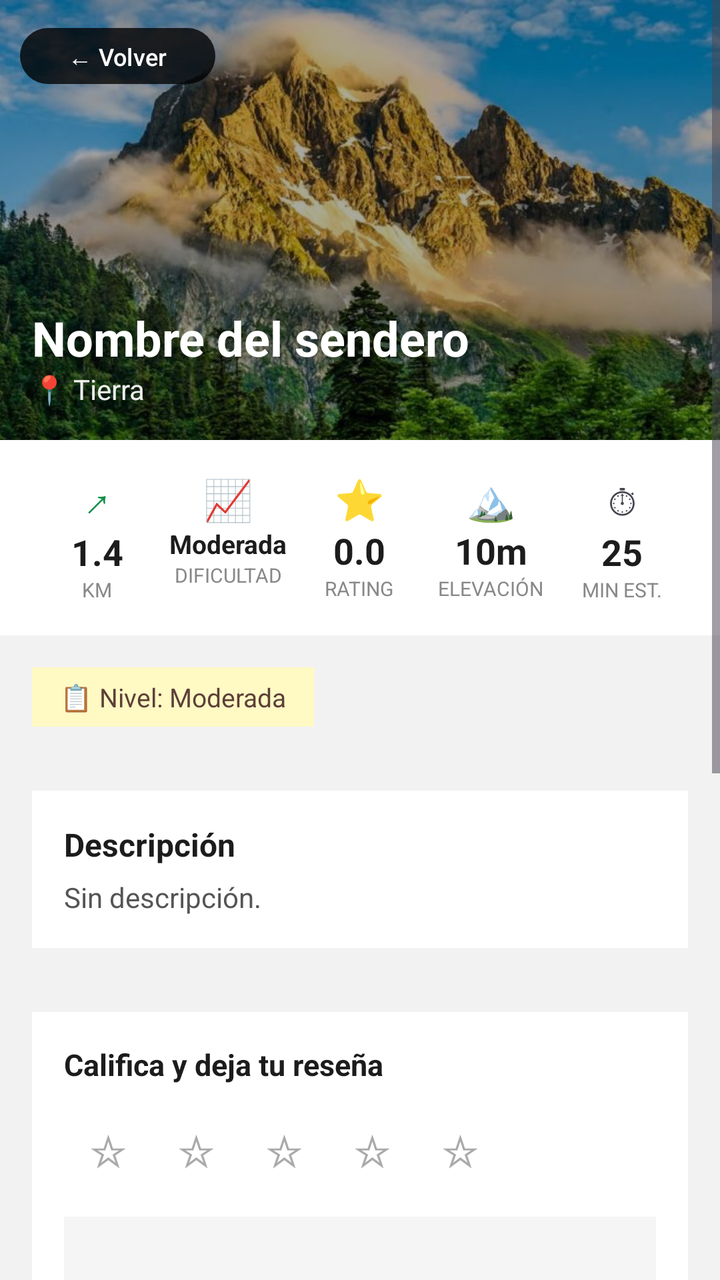
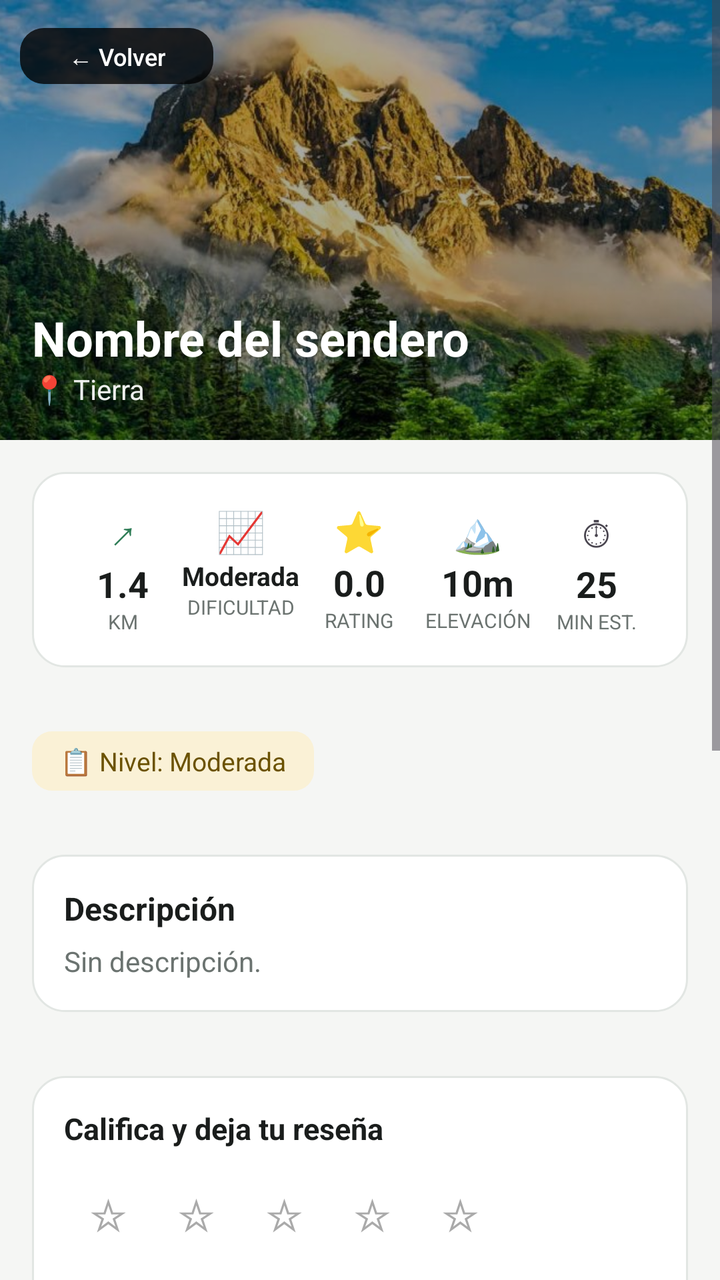

Before-and-after screenshots of an Android layout around one commit, followed by the original layout XML and the change that was made.
<!-- AndroidManifest.xml: application theme Theme.RunGuide -->
<!-- res/layout/activity_detalle_sendero.xml -->
<?xml version="1.0" encoding="utf-8"?>
<ScrollView xmlns:android="http://schemas.android.com/apk/res/android"
    android:layout_width="match_parent"
    android:layout_height="match_parent"
    android:background="#F2F2F2">

    <LinearLayout
        android:layout_width="match_parent"
        android:layout_height="wrap_content"
        android:orientation="vertical">

        
        <FrameLayout
            android:layout_width="match_parent"
            android:layout_height="220dp">

            <ImageView
                android:id="@+id/imgPortada"
                android:layout_width="match_parent"
                android:layout_height="match_parent"
                android:scaleType="centerCrop"
                android:src="@drawable/montana" />

            <View
                android:layout_width="match_parent"
                android:layout_height="match_parent"
                android:background="#55000000" />

            <LinearLayout
                android:layout_width="match_parent"
                android:layout_height="wrap_content"
                android:layout_gravity="bottom"
                android:orientation="vertical"
                android:padding="16dp">

                <TextView
                    android:id="@+id/tvNombre"
                    android:layout_width="wrap_content"
                    android:layout_height="wrap_content"
                    android:text="Nombre del sendero"
                    android:textSize="24sp"
                    android:textStyle="bold"
                    android:textColor="#FFFFFF" />

                <TextView
                    android:id="@+id/tvTipoTerreno"
                    android:layout_width="wrap_content"
                    android:layout_height="wrap_content"
                    android:text="📍 Tierra"
                    android:textSize="14sp"
                    android:textColor="#EEEEEE" />

            </LinearLayout>

            <Button
                android:id="@+id/btnVolver"
                android:layout_width="wrap_content"
                android:layout_height="36dp"
                android:text="← Volver"
                android:textSize="12sp"
                android:layout_gravity="top|start"
                android:layout_margin="10dp"
                android:backgroundTint="#88000000"
                android:textColor="#FFFFFF" />

        </FrameLayout>

        
        <LinearLayout
            android:layout_width="match_parent"
            android:layout_height="wrap_content"
            android:orientation="horizontal"
            android:background="#FFFFFF"
            android:padding="16dp">

            <LinearLayout
                android:layout_width="0dp"
                android:layout_weight="1"
                android:layout_height="wrap_content"
                android:orientation="vertical"
                android:gravity="center">

                <TextView
                    android:layout_width="wrap_content"
                    android:layout_height="wrap_content"
                    android:text="↗"
                    android:textSize="20sp"
                    android:textColor="#0C8F48"/>

                <TextView
                    android:id="@+id/tvDistancia"
                    android:layout_width="wrap_content"
                    android:layout_height="wrap_content"
                    android:text="1.4"
                    android:textSize="18sp"
                    android:textStyle="bold"
                    android:textColor="#1C1C1C"/>

                <TextView
                    android:layout_width="wrap_content"
                    android:layout_height="wrap_content"
                    android:text="KM"
                    android:textSize="10sp"
                    android:textColor="#888888"/>

            </LinearLayout>

            <LinearLayout
                android:layout_width="0dp"
                android:layout_weight="1"
                android:layout_height="wrap_content"
                android:orientation="vertical"
                android:gravity="center">

                <TextView
                    android:layout_width="wrap_content"
                    android:layout_height="wrap_content"
                    android:text="📈"
                    android:textSize="20sp"/>

                <TextView
                    android:id="@+id/tvDificultad"
                    android:layout_width="wrap_content"
                    android:layout_height="wrap_content"
                    android:text="Moderada"
                    android:textSize="13sp"
                    android:textStyle="bold"
                    android:textColor="#1C1C1C"/>

                <TextView
                    android:layout_width="wrap_content"
                    android:layout_height="wrap_content"
                    android:text="DIFICULTAD"
                    android:textSize="10sp"
                    android:textColor="#888888"/>

            </LinearLayout>

            <LinearLayout
                android:layout_width="0dp"
                android:layout_weight="1"
                android:layout_height="wrap_content"
                android:orientation="vertical"
                android:gravity="center">

                <TextView
                    android:layout_width="wrap_content"
                    android:layout_height="wrap_content"
                    android:text="⭐"
                    android:textSize="20sp"/>

                <TextView
                    android:id="@+id/tvRating"
                    android:layout_width="wrap_content"
                    android:layout_height="wrap_content"
                    android:text="0.0"
                    android:textSize="18sp"
                    android:textStyle="bold"
                    android:textColor="#1C1C1C"/>

                <TextView
                    android:layout_width="wrap_content"
                    android:layout_height="wrap_content"
                    android:text="RATING"
                    android:textSize="10sp"
                    android:textColor="#888888"/>

            </LinearLayout>

            <LinearLayout
                android:layout_width="0dp"
                android:layout_weight="1"
                android:layout_height="wrap_content"
                android:orientation="vertical"
                android:gravity="center">

                <TextView
                    android:layout_width="wrap_content"
                    android:layout_height="wrap_content"
                    android:text="🏔"
                    android:textSize="20sp"/>

                <TextView
                    android:id="@+id/tvElevacion"
                    android:layout_width="wrap_content"
                    android:layout_height="wrap_content"
                    android:text="10m"
                    android:textSize="18sp"
                    android:textStyle="bold"
                    android:textColor="#1C1C1C"/>

                <TextView
                    android:layout_width="wrap_content"
                    android:layout_height="wrap_content"
                    android:text="ELEVACIÓN"
                    android:textSize="10sp"
                    android:textColor="#888888"/>

            </LinearLayout>

            <LinearLayout
                android:layout_width="0dp"
                android:layout_weight="1"
                android:layout_height="wrap_content"
                android:orientation="vertical"
                android:gravity="center">

                <TextView
                    android:layout_width="wrap_content"
                    android:layout_height="wrap_content"
                    android:text="⏱"
                    android:textSize="20sp"/>

                <TextView
                    android:id="@+id/tvTiempo"
                    android:layout_width="wrap_content"
                    android:layout_height="wrap_content"
                    android:text="25"
                    android:textSize="18sp"
                    android:textStyle="bold"
                    android:textColor="#1C1C1C"/>

                <TextView
                    android:layout_width="wrap_content"
                    android:layout_height="wrap_content"
                    android:text="MIN EST."
                    android:textSize="10sp"
                    android:textColor="#888888"/>

            </LinearLayout>

        </LinearLayout>

        
        <TextView
            android:id="@+id/tvNivelBadge"
            android:layout_width="wrap_content"
            android:layout_height="wrap_content"
            android:layout_margin="16dp"
            android:paddingStart="14dp"
            android:paddingEnd="14dp"
            android:paddingTop="6dp"
            android:paddingBottom="6dp"
            android:text="📋 Nivel: Moderada"
            android:textSize="13sp"
            android:textColor="#5D4037"
            android:background="#FFF9C4" />

        
        <LinearLayout
            android:layout_width="match_parent"
            android:layout_height="wrap_content"
            android:orientation="vertical"
            android:layout_margin="16dp"
            android:background="#FFFFFF"
            android:padding="16dp">

            <TextView
                android:layout_width="wrap_content"
                android:layout_height="wrap_content"
                android:text="Descripción"
                android:textSize="16sp"
                android:textStyle="bold"
                android:textColor="#1C1C1C"
                android:layout_marginBottom="6dp"/>

            <TextView
                android:id="@+id/tvDescripcion"
                android:layout_width="match_parent"
                android:layout_height="wrap_content"
                android:text="Sin descripción."
                android:textSize="14sp"
                android:textColor="#555555"
                android:lineSpacingExtra="4dp"/>

        </LinearLayout>

        
        <LinearLayout
            android:layout_width="match_parent"
            android:layout_height="wrap_content"
            android:orientation="vertical"
            android:layout_margin="16dp"
            android:background="#FFFFFF"
            android:padding="16dp">

            <TextView
                android:layout_width="wrap_content"
                android:layout_height="wrap_content"
                android:text="Califica y deja tu reseña"
                android:textSize="15sp"
                android:textStyle="bold"
                android:textColor="#1C1C1C"
                android:layout_marginBottom="10dp"/>

            
            <LinearLayout
                android:layout_width="wrap_content"
                android:layout_height="wrap_content"
                android:orientation="horizontal"
                android:layout_marginBottom="12dp">

                <Button
                    android:id="@+id/star1"
                    android:layout_width="44dp"
                    android:layout_height="44dp"
                    android:text="☆"
                    android:textSize="22sp"
                    android:backgroundTint="@android:color/transparent"
                    android:textColor="@android:color/darker_gray"
                    android:padding="0dp"/>

                <Button
                    android:id="@+id/star2"
                    android:layout_width="44dp"
                    android:layout_height="44dp"
                    android:text="☆"
                    android:textSize="22sp"
                    android:backgroundTint="@android:color/transparent"
                    android:textColor="@android:color/darker_gray"
                    android:padding="0dp"/>

                <Button
                    android:id="@+id/star3"
                    android:layout_width="44dp"
                    android:layout_height="44dp"
                    android:text="☆"
                    android:textSize="22sp"
                    android:backgroundTint="@android:color/transparent"
                    android:textColor="@android:color/darker_gray"
                    android:padding="0dp"/>

                <Button
                    android:id="@+id/star4"
                    android:layout_width="44dp"
                    android:layout_height="44dp"
                    android:text="☆"
                    android:textSize="22sp"
                    android:backgroundTint="@android:color/transparent"
                    android:textColor="@android:color/darker_gray"
                    android:padding="0dp"/>

                <Button
                    android:id="@+id/star5"
                    android:layout_width="44dp"
                    android:layout_height="44dp"
                    android:text="☆"
                    android:textSize="22sp"
                    android:backgroundTint="@android:color/transparent"
                    android:textColor="@android:color/darker_gray"
                    android:padding="0dp"/>

            </LinearLayout>

            
            <EditText
                android:id="@+id/etResena"
                android:layout_width="match_parent"
                android:layout_height="wrap_content"
                android:hint="Escribe tu reseña aquí..."
                android:minLines="3"
                android:maxLines="5"
                android:inputType="textMultiLine"
                android:background="#F5F5F5"
                android:padding="10dp"
                android:layout_marginBottom="10dp"/>

            
            <ImageView
                android:id="@+id/imgFotoResena"
                android:layout_width="match_parent"
                android:layout_height="150dp"
                android:scaleType="centerCrop"
                android:background="#EEEEEE"
                android:visibility="gone"
                android:layout_marginBottom="8dp"/>

            
            <TextView
                android:id="@+id/tvFotoResenaEstado"
                android:layout_width="wrap_content"
                android:layout_height="wrap_content"
                android:text="Sin foto (opcional)"
                android:textSize="12sp"
                android:textColor="#888888"
                android:layout_marginBottom="8dp"/>

            
            <Button
                android:id="@+id/btnFotoResena"
                android:layout_width="match_parent"
                android:layout_height="40dp"
                android:text="📷 Agregar foto a la reseña"
                android:textSize="13sp"
                android:backgroundTint="#E3F2FD"
                android:textColor="#1565C0"
                android:layout_marginBottom="10dp"/>

            
            <Button
                android:id="@+id/btnEnviarResena"
                android:layout_width="match_parent"
                android:layout_height="46dp"
                android:text="✅ Publicar reseña"
                android:textSize="14sp"
                android:backgroundTint="#0C8F48"
                android:textColor="#FFFFFF"/>

        </LinearLayout>

        
        <LinearLayout
            android:layout_width="match_parent"
            android:layout_height="wrap_content"
            android:orientation="vertical"
            android:layout_marginStart="16dp"
            android:layout_marginEnd="16dp"
            android:layout_marginBottom="8dp">

            <Button
                android:id="@+id/btnVerResenas"
                android:layout_width="match_parent"
                android:layout_height="46dp"
                android:text="💬 Ver Reseñas (0)"
                android:textSize="14sp"
                android:backgroundTint="#FFFFFF"
                android:textColor="#333333"/>

        </LinearLayout>

        
        <LinearLayout
            android:layout_width="match_parent"
            android:layout_height="wrap_content"
            android:orientation="vertical"
            android:paddingStart="16dp"
            android:paddingEnd="16dp"
            android:paddingBottom="24dp">

            <Button
                android:id="@+id/btnIniciarRuta"
                android:layout_width="match_parent"
                android:layout_height="52dp"
                android:text="▶  Iniciar esta ruta"
                android:textSize="16sp"
                android:backgroundTint="#CDDC39"
                android:textColor="#1C1C1C"
                android:textStyle="bold"
                android:layout_marginBottom="10dp"/>

            <Button
                android:id="@+id/btnFavorito"
                android:layout_width="match_parent"
                android:layout_height="52dp"
                android:text="🤍 Guardar en Favoritos"
                android:textSize="15sp"
                android:backgroundTint="#FFFFFF"
                android:textColor="#0C8F48"
                android:layout_marginBottom="10dp"/>

        </LinearLayout>

    </LinearLayout>

</ScrollView>
<!-- resources referenced by this layout -->
<resources>
  <!-- drawable montana: jpg bitmap (drawable, 80334 bytes) -->
  <style name="Theme.RunGuide" parent="Base.Theme.RunGuide" />
  <style name="Base.Theme.RunGuide" parent="Theme.Material3.Light.NoActionBar">
          <item name="colorPrimary">@color/verde_primario</item>
          <item name="colorOnPrimary">@color/white</item>
          <item name="colorPrimaryContainer">@color/verde_claro</item>
          <item name="colorOnPrimaryContainer">@color/verde_oscuro</item>
          <item name="android:colorBackground">@color/fondo_app</item>
          <item name="android:statusBarColor">@color/verde_primario</item>
          <item name="shapeAppearanceSmallComponent">@style/ShapeAppearance.RunGuide.Small</item>
          <item name="shapeAppearanceMediumComponent">@style/ShapeAppearance.RunGuide.Medium</item>
      </style>
  <color name="verde_primario">#0C8F48</color>
  <color name="white">#FFFFFFFF</color>
  <color name="verde_claro">#E6F4EC</color>
  <color name="verde_oscuro">#0A6B37</color>
  <color name="fondo_app">#F4F7F5</color>
  <style name="ShapeAppearance.RunGuide.Small" parent="ShapeAppearance.Material3.SmallComponent">
          <item name="cornerFamily">rounded</item>
          <item name="cornerSize">14dp</item>
      </style>
  <style name="ShapeAppearance.RunGuide.Medium" parent="ShapeAppearance.Material3.MediumComponent">
          <item name="cornerFamily">rounded</item>
          <item name="cornerSize">22dp</item>
      </style>
</resources>

<!-- the commit's change to res/layout/activity_detalle_sendero.xml (unified diff, before → after) -->
@@ -2,7 +2,7 @@
 <ScrollView xmlns:android="http://schemas.android.com/apk/res/android"
     android:layout_width="match_parent"
     android:layout_height="match_parent"
-    android:background="#F2F2F2">
+    android:background="@color/fondo_app">
 
     <LinearLayout
         android:layout_width="match_parent"
@@ -48,7 +48,7 @@
                     android:layout_height="wrap_content"
                     android:text="📍 Tierra"
                     android:textSize="14sp"
-                    android:textColor="#EEEEEE" />
+                    android:textColor="@color/gris_campo" />
 
             </LinearLayout>
 
@@ -70,7 +70,8 @@
             android:layout_width="match_parent"
             android:layout_height="wrap_content"
             android:orientation="horizontal"
-            android:background="#FFFFFF"
+            android:layout_margin="16dp"
+            android:background="@drawable/bg_card"
             android:padding="16dp">
 
             <LinearLayout
@@ -85,7 +86,7 @@
                     android:layout_height="wrap_content"
                     android:text="↗"
                     android:textSize="20sp"
-                    android:textColor="#0C8F48"/>
+                    android:textColor="@color/verde_primario"/>
 
                 <TextView
                     android:id="@+id/tvDistancia"
@@ -94,14 +95,14 @@
                     android:text="1.4"
                     android:textSize="18sp"
                     android:textStyle="bold"
-                    android:textColor="#1C1C1C"/>
+                    android:textColor="@color/texto_principal"/>
 
                 <TextView
                     android:layout_width="wrap_content"
                     android:layout_height="wrap_content"
                     android:text="KM"
                     android:textSize="10sp"
-                    android:textColor="#888888"/>
+                    android:textColor="@color/texto_secundario"/>
 
             </LinearLayout>
 
@@ -125,14 +126,14 @@
                     android:text="Moderada"
                     android:textSize="13sp"
                     android:textStyle="bold"
-                    android:textColor="#1C1C1C"/>
+                    android:textColor="@color/texto_principal"/>
 
                 <TextView
                     android:layout_width="wrap_content"
                     android:layout_height="wrap_content"
                     android:text="DIFICULTAD"
                     android:textSize="10sp"
-                    android:textColor="#888888"/>
+                    android:textColor="@color/texto_secundario"/>
 
             </LinearLayout>
 
@@ -156,14 +157,14 @@
                     android:text="0.0"
                     android:textSize="18sp"
                     android:textStyle="bold"
-                    android:textColor="#1C1C1C"/>
+                    android:textColor="@color/texto_principal"/>
 
                 <TextView
                     android:layout_width="wrap_content"
                     android:layout_height="wrap_content"
                     android:text="RATING"
                     android:textSize="10sp"
-                    android:textColor="#888888"/>
+                    android:textColor="@color/texto_secundario"/>
 
             </LinearLayout>
 
@@ -187,14 +188,14 @@
                     android:text="10m"
                     android:textSize="18sp"
                     android:textStyle="bold"
-                    android:textColor="#1C1C1C"/>
+                    android:textColor="@color/texto_principal"/>
 
                 <TextView
                     android:layout_width="wrap_content"
                     android:layout_height="wrap_content"
                     android:text="ELEVACIÓN"
                     android:textSize="10sp"
-                    android:textColor="#888888"/>
+                    android:textColor="@color/texto_secundario"/>
 
             </LinearLayout>
 
@@ -218,14 +219,14 @@
                     android:text="25"
                     android:textSize="18sp"
                     android:textStyle="bold"
-                    android:textColor="#1C1C1C"/>
+                    android:textColor="@color/texto_principal"/>
 
                 <TextView
                     android:layout_width="wrap_content"
                     android:layout_height="wrap_content"
                     android:text="MIN EST."
                     android:textSize="10sp"
-                    android:textColor="#888888"/>
+                    android:textColor="@color/texto_secundario"/>
 
             </LinearLayout>
 
@@ -243,8 +244,8 @@
             android:paddingBottom="6dp"
             android:text="📋 Nivel: Moderada"
             android:textSize="13sp"
-            android:textColor="#5D4037"
-            android:background="#FFF9C4" />
+            android:textColor="@color/amarillo_texto"
+            android:background="@drawable/bg_badge_amarillo" />
 
         
         <LinearLayout
@@ -252,7 +253,7 @@
             android:layout_height="wrap_content"
             android:orientation="vertical"
             android:layout_margin="16dp"
-            android:background="#FFFFFF"
+            android:background="@drawable/bg_card"
             android:padding="16dp">
 
             <TextView
@@ -261,7 +262,7 @@
                 android:text="Descripción"
                 android:textSize="16sp"
                 android:textStyle="bold"
-                android:textColor="#1C1C1C"
+                android:textColor="@color/texto_principal"
                 android:layout_marginBottom="6dp"/>
 
             <TextView
@@ -270,7 +271,7 @@
                 android:layout_height="wrap_content"
                 android:text="Sin descripción."
                 android:textSize="14sp"
-                android:textColor="#555555"
+                android:textColor="@color/texto_secundario"
                 android:lineSpacingExtra="4dp"/>
 
         </LinearLayout>
@@ -281,7 +282,7 @@
             android:layout_height="wrap_content"
             android:orientation="vertical"
             android:layout_margin="16dp"
-            android:background="#FFFFFF"
+            android:background="@drawable/bg_card"
             android:padding="16dp">
 
             <TextView
@@ -290,7 +291,7 @@
                 android:text="Califica y deja tu reseña"
                 android:textSize="15sp"
                 android:textStyle="bold"
-                android:textColor="#1C1C1C"
+                android:textColor="@color/texto_principal"
                 android:layout_marginBottom="10dp"/>
 
             
@@ -361,7 +362,7 @@
                 android:minLines="3"
                 android:maxLines="5"
                 android:inputType="textMultiLine"
-                android:background="#F5F5F5"
+                android:background="@drawable/bg_input"
                 android:padding="10dp"
                 android:layout_marginBottom="10dp"/>
 
@@ -371,7 +372,7 @@
                 android:layout_width="match_parent"
                 android:layout_height="150dp"
                 android:scaleType="centerCrop"
-                android:background="#EEEEEE"
+                android:background="@color/gris_campo"
                 android:visibility="gone"
                 android:layout_marginBottom="8dp"/>
 
@@ -382,7 +383,7 @@
                 android:layout_height="wrap_content"
                 android:text="Sin foto (opcional)"
                 android:textSize="12sp"
-                android:textColor="#888888"
+                android:textColor="@color/texto_secundario"
                 android:layout_marginBottom="8dp"/>
 
             
@@ -392,8 +393,8 @@
                 android:layout_height="40dp"
                 android:text="📷 Agregar foto a la reseña"
                 android:textSize="13sp"
-                android:backgroundTint="#E3F2FD"
-                android:textColor="#1565C0"
+                android:backgroundTint="@color/verde_claro"
+                android:textColor="@color/verde_primario"
                 android:layout_marginBottom="10dp"/>
 
             
@@ -403,7 +404,7 @@
                 android:layout_height="46dp"
                 android:text="✅ Publicar reseña"
                 android:textSize="14sp"
-                android:backgroundTint="#0C8F48"
+                android:backgroundTint="@color/verde_primario"
                 android:textColor="#FFFFFF"/>
 
         </LinearLayout>
@@ -424,7 +425,7 @@
                 android:text="💬 Ver Reseñas (0)"
                 android:textSize="14sp"
                 android:backgroundTint="#FFFFFF"
-                android:textColor="#333333"/>
+                android:textColor="@color/negro_suave"/>
 
         </LinearLayout>
 
@@ -443,8 +444,8 @@
                 android:layout_height="52dp"
                 android:text="▶  Iniciar esta ruta"
                 android:textSize="16sp"
-                android:backgroundTint="#CDDC39"
-                android:textColor="#1C1C1C"
+                android:backgroundTint="@color/amarillo"
+                android:textColor="@color/texto_principal"
                 android:textStyle="bold"
                 android:layout_marginBottom="10dp"/>
 
@@ -455,7 +456,7 @@
                 android:text="🤍 Guardar en Favoritos"
                 android:textSize="15sp"
                 android:backgroundTint="#FFFFFF"
-                android:textColor="#0C8F48"
+                android:textColor="@color/verde_primario"
                 android:layout_marginBottom="10dp"/>
 
         </LinearLayout>
<!-- resource entries referenced after the edit -->
@@ -1,29 +1,72 @@
 <!-- resources referenced by this layout -->
 <resources>
+  <color name="amarillo">#E8B93C</color>
+  <color name="amarillo_texto">#6B5200</color>
   <!-- drawable montana: jpg bitmap (drawable, 80334 bytes) -->
   <style name="Theme.RunGuide" parent="Base.Theme.RunGuide" />
+  <color name="amarillo_claro">#FAF1D6</color>
+  <color name="borde">#E2E6E3</color>
   <style name="Base.Theme.RunGuide" parent="Theme.Material3.Light.NoActionBar">
           <item name="colorPrimary">@color/verde_primario</item>
           <item name="colorOnPrimary">@color/white</item>
           <item name="colorPrimaryContainer">@color/verde_claro</item>
           <item name="colorOnPrimaryContainer">@color/verde_oscuro</item>
+          <item name="colorSecondary">@color/amarillo</item>
+          <item name="colorOnSecondary">@color/negro_carbon</item>
+          <item name="colorSecondaryContainer">@color/amarillo_claro</item>
+          <item name="colorOnSecondaryContainer">@color/amarillo_texto</item>
+          <item name="colorOutline">@color/borde</item>
           <item name="android:colorBackground">@color/fondo_app</item>
-          <item name="android:statusBarColor">@color/verde_primario</item>
+          <item name="android:statusBarColor">@color/negro_carbon</item>
+          <item name="android:windowLightStatusBar">false</item>
+          <item name="materialButtonStyle">@style/Widget.RunGuide.Button</item>
           <item name="shapeAppearanceSmallComponent">@style/ShapeAppearance.RunGuide.Small</item>
           <item name="shapeAppearanceMediumComponent">@style/ShapeAppearance.RunGuide.Medium</item>
       </style>
-  <color name="verde_primario">#0C8F48</color>
+  <color name="verde_primario">#2F7D57</color>
+  <!-- drawable bg_badge_amarillo (drawable) -->
+  <?xml version="1.0" encoding="utf-8"?>
+  <shape xmlns:android="http://schemas.android.com/apk/res/android" android:shape="rectangle">
+      <solid android:color="@color/amarillo_claro" />
+      <corners android:radius="10dp" />
+  </shape>
+  <!-- drawable bg_card (drawable) -->
+  <?xml version="1.0" encoding="utf-8"?>
+  <shape xmlns:android="http://schemas.android.com/apk/res/android" android:shape="rectangle">
+      <solid android:color="#FFFFFF" />
+      <stroke android:width="1dp" android:color="@color/borde" />
+      <corners android:radius="16dp" />
+  </shape>
+  <!-- drawable bg_input (drawable) -->
+  <?xml version="1.0" encoding="utf-8"?>
+  <shape xmlns:android="http://schemas.android.com/apk/res/android" android:shape="rectangle">
+      <solid android:color="#FFFFFF" />
+      <stroke android:width="1dp" android:color="@color/borde" />
+      <corners android:radius="12dp" />
+  </shape>
   <color name="white">#FFFFFFFF</color>
-  <color name="verde_claro">#E6F4EC</color>
-  <color name="verde_oscuro">#0A6B37</color>
-  <color name="fondo_app">#F4F7F5</color>
+  <color name="verde_claro">#E7F0EA</color>
+  <color name="verde_oscuro">#1F5A3F</color>
+  <color name="negro_carbon">#171B1A</color>
+  <style name="Widget.RunGuide.Button" parent="Widget.Material3.Button">
+          <item name="cornerRadius">12dp</item>
+          <item name="android:textAllCaps">false</item>
+          <item name="android:letterSpacing">0</item>
+          <item name="android:textSize">14sp</item>
+          <item name="android:stateListAnimator">@null</item>
+      </style>
+  <color name="fondo_app">#F5F6F4</color>
+  <color name="gris_campo">#EEF0EE</color>
+  <color name="negro_suave">#222826</color>
+  <color name="texto_principal">#1A1D1C</color>
+  <color name="texto_secundario">#6B7370</color>
   <style name="ShapeAppearance.RunGuide.Small" parent="ShapeAppearance.Material3.SmallComponent">
           <item name="cornerFamily">rounded</item>
-          <item name="cornerSize">14dp</item>
+          <item name="cornerSize">12dp</item>
       </style>
   <style name="ShapeAppearance.RunGuide.Medium" parent="ShapeAppearance.Material3.MediumComponent">
           <item name="cornerFamily">rounded</item>
-          <item name="cornerSize">22dp</item>
+          <item name="cornerSize">18dp</item>
       </style>
 </resources>
 
